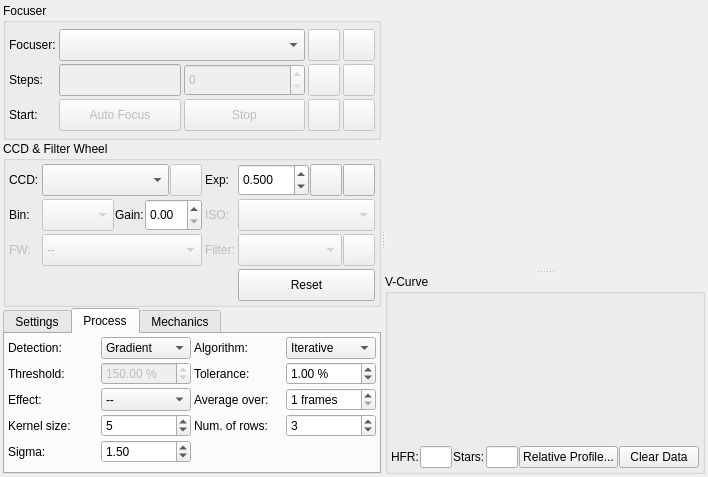
First picture: the form in kstars/ekos/focus/focus.ui, repository KDE/kstars, before the edit.
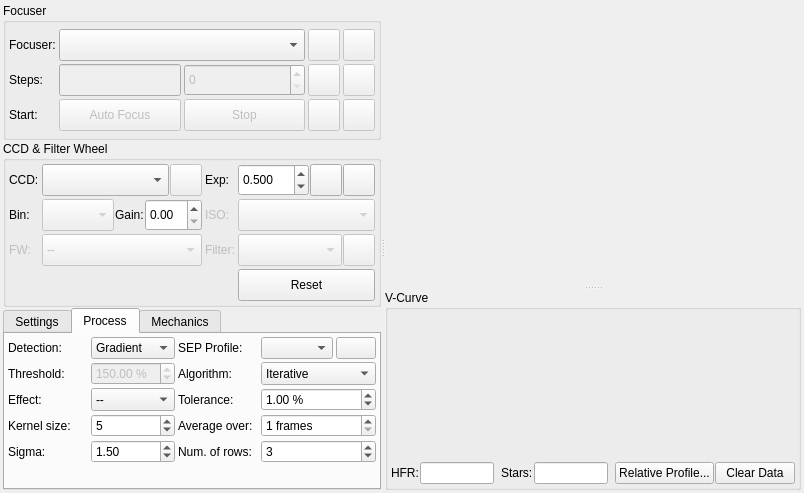
Second picture: the form after the edit. The open tabs and pages were chosen to show the change. Icons and pictures are not drawn. Custom widgets are drawn as their Qt base class.

Commit message: Enabling Options Editing with apply and OK button, Allowing chaning of options profile for focusing, deleting unused options, improving logging options, hiding solving options for focus options editinng

```diff
--- a/kstars/ekos/focus/focus.ui
+++ b/kstars/ekos/focus/focus.ui
@@ -6,8 +6,8 @@
    <rect>
     <x>0</x>
     <y>0</y>
-    <width>664</width>
-    <height>477</height>
+    <width>804</width>
+    <height>493</height>
    </rect>
   </property>
   <layout class="QVBoxLayout" name="verticalLayout">
@@ -1056,103 +1056,43 @@
              <property name="spacing">
               <number>3</number>
              </property>
-             <item row="1" column="2">
-              <widget class="QLabel" name="label_4">
+             <item row="5" column="1">
+              <widget class="QDoubleSpinBox" name="gaussianSigmaSpin">
                <property name="toolTip">
-                <string/>
-               </property>
-               <property name="text">
-                <string>Tolerance:</string>
-               </property>
-              </widget>
-             </item>
-             <item row="1" column="3">
-              <widget class="QDoubleSpinBox" name="toleranceIN">
-               <property name="sizePolicy">
-                <sizepolicy hsizetype="Minimum" vsizetype="Preferred">
-                 <horstretch>0</horstretch>
-                 <verstretch>0</verstretch>
-                </sizepolicy>
-               </property>
-               <property name="toolTip">
-                <string>Decrease value to narrow optimal focus point solution radius. Increase to expand solution radius</string>
-               </property>
-               <property name="suffix">
-                <string> %</string>
+                <string>&lt;html&gt;&lt;head/&gt;&lt;body&gt;&lt;p&gt;The gaussian blur sigma value. Used for blurring the image before for instance the Bahtinov edge detection.&lt;/p&gt;&lt;/body&gt;&lt;/html&gt;</string>
                </property>
                <property name="minimum">
-                <double>0.010000000000000</double>
+                <double>0.100000000000000</double>
                </property>
                <property name="maximum">
-                <double>20.000000000000000</double>
+                <double>10.000000000000000</double>
                </property>
                <property name="singleStep">
                 <double>0.100000000000000</double>
                </property>
                <property name="value">
-                <double>1.000000000000000</double>
+                <double>1.500000000000000</double>
                </property>
               </widget>
              </item>
-             <item row="2" column="0">
-              <widget class="QLabel" name="label_8">
+             <item row="0" column="0">
+              <widget class="QLabel" name="label_5">
                <property name="toolTip">
                 <string/>
                </property>
                <property name="text">
-                <string>Effect:</string>
+                <string>Detection:</string>
                </property>
               </widget>
              </item>
-             <item row="0" column="1">
-              <widget class="QComboBox" name="focusDetectionCombo">
-               <property name="sizePolicy">
-                <sizepolicy hsizetype="Preferred" vsizetype="Preferred">
-                 <horstretch>0</horstretch>
-                 <verstretch>0</verstretch>
-                </sizepolicy>
-               </property>
-               <property name="toolTip">
-                <string>&lt;html&gt;&lt;head/&gt;&lt;body&gt;&lt;p&gt;Star detection method:&lt;/p&gt;&lt;ul style=&quot;margin-top: 0px; margin-bottom: 0px; margin-left: 0px; margin-right: 0px; -qt-list-indent: 1;&quot;&gt;&lt;li style=&quot; margin-top:12px; margin-bottom:12px; margin-left:0px; margin-right:0px; -qt-block-indent:0; text-indent:0px;&quot;&gt;&lt;span style=&quot; font-weight:600;&quot;&gt;SEP:&lt;/span&gt; Source Extractor and Photometry, an efficient source detection method based on Source Extractor (Bertin and Arnouts 1996; Bertin 2016). See &lt;a href=&quot;https://joss.theoj.org/papers/10.21105/joss.00058.pdf&quot;&gt;&lt;span style=&quot; text-decoration: underline; color:#0000ff;&quot;&gt;SEP: Source Extractor as a library&lt;/span&gt;&lt;/a&gt; in the Journal of Open Source Software.&lt;/li&gt;&lt;li style=&quot; margin-top:12px; margin-bottom:12px; margin-left:0px; margin-right:0px; -qt-block-indent:0; text-indent:0px;&quot;&gt;&lt;span style=&quot; font-weight:600;&quot;&gt;Centroid&lt;/span&gt;: a source detection based on estimating star mass around signal peaks.&lt;/li&gt;&lt;li style=&quot; margin-top:12px; margin-bottom:12px; margin-left:0px; margin-right:0px; -qt-block-indent:0; text-indent:0px;&quot;&gt;&lt;span style=&quot; font-weight:600;&quot;&gt;Gradient&lt;/span&gt;: a single source detection based on the Sobel filter. Initial or full-field analysis will use SEP instead of this method.&lt;/li&gt;&lt;li style=&quot; margin-top:12px; margin-bottom:12px; margin-left:0px; margin-right:0px; -qt-block-indent:0; text-indent:0px;&quot;&gt;&lt;span style=&quot; font-weight:600;&quot;&gt;Threshold&lt;/span&gt;: a single source detection based on pixel values. Initial or full-field analysis will use SEP instead of this method.&lt;/li&gt;&lt;/ul&gt;&lt;/body&gt;&lt;/html&gt;</string>
-               </property>
-               <item>
-                <property name="text">
-                 <string>Gradient</string>
-                </property>
-               </item>
-               <item>
-                <property name="text">
-                 <string>Centroid</string>
-                </property>
-               </item>
-               <item>
-                <property name="text">
-                 <string>Threshold</string>
-                </property>
-               </item>
-               <item>
-                <property name="text">
-                 <string>SEP</string>
-                </property>
-               </item>
-               <item>
-                <property name="text">
-                 <string>Bahtinov</string>
-                </property>
-               </item>
-              </widget>
-             </item>
-             <item row="1" column="0">
-              <widget class="QLabel" name="label_19">
-               <property name="toolTip">
-                <string/>
-               </property>
+             <item row="5" column="3">
+              <widget class="QLabel" name="label_23">
                <property name="text">
-                <string>Threshold:</string>
+                <string>Num. of rows:</string>
                </property>
               </widget>
              </item>
-             <item row="1" column="1">
+             <item row="2" column="1">
               <widget class="QDoubleSpinBox" name="thresholdSpin">
                <property name="enabled">
                 <bool>false</bool>
@@ -1183,35 +1123,14 @@
                </property>
               </widget>
              </item>
-             <item row="0" column="3">
-              <widget class="QComboBox" name="focusAlgorithmCombo">
-               <property name="sizePolicy">
-                <sizepolicy hsizetype="Preferred" vsizetype="Preferred">
-                 <horstretch>0</horstretch>
-                 <verstretch>0</verstretch>
-                </sizepolicy>
+             <item row="5" column="0">
+              <widget class="QLabel" name="label_24">
+               <property name="text">
+                <string>Sigma:</string>
                </property>
-               <property name="toolTip">
-                <string>&lt;html&gt;&lt;head/&gt;&lt;body&gt;&lt;p&gt;Select focus process algorithm:&lt;/p&gt;&lt;ul style=&quot;margin-top: 0px; margin-bottom: 0px; margin-left: 0px; margin-right: 0px; -qt-list-indent: 1;&quot;&gt;&lt;li style=&quot; margin-top:12px; margin-bottom:0px; margin-left:0px; margin-right:0px; -qt-block-indent:0; text-indent:0px;&quot;&gt;&lt;span style=&quot; font-weight:600;&quot;&gt;Iterative&lt;/span&gt;: Moves focuser by discreet steps initially decided by the step size. Once a curve slope is calculated, further step sizes are calculated to reach optimal solution. The algorithm stops when the measured HFR is within percentage tolerance of the minimum HFR recorded in the procedure.&lt;/li&gt;&lt;li style=&quot; margin-top:0px; margin-bottom:0px; margin-left:0px; margin-right:0px; -qt-block-indent:0; text-indent:0px;&quot;&gt;&lt;span style=&quot; font-weight:600;&quot;&gt;Polynomial&lt;/span&gt;: Starts with iterative method. Upon crossing to the other side of the V-Curve, polynomial fitting coefficients along with possible minimum solution are calculated. This algorithm can be faster than purely iterative approach given a good data set.&lt;/li&gt;&lt;li style=&quot; margin-top:0px; margin-bottom:12px; margin-left:0px; margin-right:0px; -qt-block-indent:0; text-indent:0px;&quot;&gt;&lt;span style=&quot; font-weight:600;&quot;&gt;Linear&lt;/span&gt;: Samples focus inward in a regular fashion, using 2 passes. The algorithm can be slow, but it is more resilient to backlash. Start with the focuser positioned near good focus. Set Initial Step Size and Max Travel for the desired sampling interval and range around start focus position. Tolerance should be around 5%.&lt;/li&gt;&lt;/ul&gt;&lt;/body&gt;&lt;/html&gt;</string>
-               </property>
-               <item>
-                <property name="text">
-                 <string>Iterative</string>
-                </property>
-               </item>
-               <item>
-                <property name="text">
-                 <string>Polynomial</string>
-                </property>
-               </item>
-               <item>
-                <property name="text">
-                 <string>Linear</string>
-                </property>
-               </item>
               </widget>
              </item>
-             <item row="0" column="2">
+             <item row="2" column="3">
               <widget class="QLabel" name="label_21">
                <property name="toolTip">
                 <string/>
@@ -1221,17 +1140,36 @@
                </property>
               </widget>
              </item>
-             <item row="0" column="0">
-              <widget class="QLabel" name="label_5">
+             <item row="3" column="0">
+              <widget class="QLabel" name="label_8">
                <property name="toolTip">
                 <string/>
                </property>
                <property name="text">
-                <string>Detection:</string>
+                <string>Effect:</string>
                </property>
               </widget>
              </item>
-             <item row="2" column="1">
+             <item row="5" column="4">
+              <widget class="QSpinBox" name="multiRowAverageSpin">
+               <property name="toolTip">
+                <string>&lt;html&gt;&lt;head/&gt;&lt;body&gt;&lt;p&gt;Combine this number of rows in the Bahtinov max average calculation. Change this value might help to match the Bahtinov lines on the star pattern more accurate.&lt;/p&gt;&lt;/body&gt;&lt;/html&gt;</string>
+               </property>
+               <property name="minimum">
+                <number>1</number>
+               </property>
+               <property name="maximum">
+                <number>15</number>
+               </property>
+               <property name="singleStep">
+                <number>2</number>
+               </property>
+               <property name="value">
+                <number>3</number>
+               </property>
+              </widget>
+             </item>
+             <item row="3" column="1">
               <widget class="QComboBox" name="filterCombo">
                <property name="sizePolicy">
                 <sizepolicy hsizetype="Preferred" vsizetype="Preferred">
@@ -1249,7 +1187,7 @@
                </item>
               </widget>
              </item>
-             <item row="2" column="2">
+             <item row="4" column="3">
               <widget class="QLabel" name="label_3">
                <property name="toolTip">
                 <string/>
@@ -1259,7 +1197,64 @@
                </property>
               </widget>
              </item>
-             <item row="2" column="3">
+             <item row="2" column="0">
+              <widget class="QLabel" name="label_19">
+               <property name="toolTip">
+                <string/>
+               </property>
+               <property name="text">
+                <string>Threshold:</string>
+               </property>
+              </widget>
+             </item>
+             <item row="4" column="1">
+              <widget class="QSpinBox" name="gaussianKernelSizeSpin">
+               <property name="toolTip">
+                <string>&lt;html&gt;&lt;head/&gt;&lt;body&gt;&lt;p&gt;The gaussian blur kernel size. Used for blurring the image before for instance the Bahtinov edge detection.&lt;/p&gt;&lt;/body&gt;&lt;/html&gt;</string>
+               </property>
+               <property name="minimum">
+                <number>3</number>
+               </property>
+               <property name="maximum">
+                <number>15</number>
+               </property>
+               <property name="singleStep">
+                <number>2</number>
+               </property>
+               <property name="value">
+                <number>5</number>
+               </property>
+              </widget>
+             </item>
+             <item row="2" column="4">
+              <widget class="QComboBox" name="focusAlgorithmCombo">
+               <property name="sizePolicy">
+                <sizepolicy hsizetype="Preferred" vsizetype="Preferred">
+                 <horstretch>0</horstretch>
+                 <verstretch>0</verstretch>
+                </sizepolicy>
+               </property>
+               <property name="toolTip">
+                <string>&lt;html&gt;&lt;head/&gt;&lt;body&gt;&lt;p&gt;Select focus process algorithm:&lt;/p&gt;&lt;ul style=&quot;margin-top: 0px; margin-bottom: 0px; margin-left: 0px; margin-right: 0px; -qt-list-indent: 1;&quot;&gt;&lt;li style=&quot; margin-top:12px; margin-bottom:0px; margin-left:0px; margin-right:0px; -qt-block-indent:0; text-indent:0px;&quot;&gt;&lt;span style=&quot; font-weight:600;&quot;&gt;Iterative&lt;/span&gt;: Moves focuser by discreet steps initially decided by the step size. Once a curve slope is calculated, further step sizes are calculated to reach optimal solution. The algorithm stops when the measured HFR is within percentage tolerance of the minimum HFR recorded in the procedure.&lt;/li&gt;&lt;li style=&quot; margin-top:0px; margin-bottom:0px; margin-left:0px; margin-right:0px; -qt-block-indent:0; text-indent:0px;&quot;&gt;&lt;span style=&quot; font-weight:600;&quot;&gt;Polynomial&lt;/span&gt;: Starts with iterative method. Upon crossing to the other side of the V-Curve, polynomial fitting coefficients along with possible minimum solution are calculated. This algorithm can be faster than purely iterative approach given a good data set.&lt;/li&gt;&lt;li style=&quot; margin-top:0px; margin-bottom:12px; margin-left:0px; margin-right:0px; -qt-block-indent:0; text-indent:0px;&quot;&gt;&lt;span style=&quot; font-weight:600;&quot;&gt;Linear&lt;/span&gt;: Samples focus inward in a regular fashion, using 2 passes. The algorithm can be slow, but it is more resilient to backlash. Start with the focuser positioned near good focus. Set Initial Step Size and Max Travel for the desired sampling interval and range around start focus position. Tolerance should be around 5%.&lt;/li&gt;&lt;/ul&gt;&lt;/body&gt;&lt;/html&gt;</string>
+               </property>
+               <item>
+                <property name="text">
+                 <string>Iterative</string>
+                </property>
+               </item>
+               <item>
+                <property name="text">
+                 <string>Polynomial</string>
+                </property>
+               </item>
+               <item>
+                <property name="text">
+                 <string>Linear</string>
+                </property>
+               </item>
+              </widget>
+             </item>
+             <item row="4" column="4">
               <widget class="QSpinBox" name="focusFramesSpin">
                <property name="sizePolicy">
                 <sizepolicy hsizetype="Minimum" vsizetype="Preferred">
@@ -1278,84 +1273,113 @@
                </property>
               </widget>
              </item>
-             <item row="3" column="0">
+             <item row="0" column="1">
+              <widget class="QComboBox" name="focusDetectionCombo">
+               <property name="sizePolicy">
+                <sizepolicy hsizetype="Preferred" vsizetype="Preferred">
+                 <horstretch>0</horstretch>
+                 <verstretch>0</verstretch>
+                </sizepolicy>
+               </property>
+               <property name="toolTip">
+                <string>&lt;html&gt;&lt;head/&gt;&lt;body&gt;&lt;p&gt;Star detection method:&lt;/p&gt;&lt;ul style=&quot;margin-top: 0px; margin-bottom: 0px; margin-left: 0px; margin-right: 0px; -qt-list-indent: 1;&quot;&gt;&lt;li style=&quot; margin-top:12px; margin-bottom:12px; margin-left:0px; margin-right:0px; -qt-block-indent:0; text-indent:0px;&quot;&gt;&lt;span style=&quot; font-weight:600;&quot;&gt;SEP:&lt;/span&gt; Source Extractor and Photometry, an efficient source detection method based on Source Extractor (Bertin and Arnouts 1996; Bertin 2016). See &lt;a href=&quot;https://joss.theoj.org/papers/10.21105/joss.00058.pdf&quot;&gt;&lt;span style=&quot; text-decoration: underline; color:#0000ff;&quot;&gt;SEP: Source Extractor as a library&lt;/span&gt;&lt;/a&gt; in the Journal of Open Source Software.&lt;/li&gt;&lt;li style=&quot; margin-top:12px; margin-bottom:12px; margin-left:0px; margin-right:0px; -qt-block-indent:0; text-indent:0px;&quot;&gt;&lt;span style=&quot; font-weight:600;&quot;&gt;Centroid&lt;/span&gt;: a source detection based on estimating star mass around signal peaks.&lt;/li&gt;&lt;li style=&quot; margin-top:12px; margin-bottom:12px; margin-left:0px; margin-right:0px; -qt-block-indent:0; text-indent:0px;&quot;&gt;&lt;span style=&quot; font-weight:600;&quot;&gt;Gradient&lt;/span&gt;: a single source detection based on the Sobel filter. Initial or full-field analysis will use SEP instead of this method.&lt;/li&gt;&lt;li style=&quot; margin-top:12px; margin-bottom:12px; margin-left:0px; margin-right:0px; -qt-block-indent:0; text-indent:0px;&quot;&gt;&lt;span style=&quot; font-weight:600;&quot;&gt;Threshold&lt;/span&gt;: a single source detection based on pixel values. Initial or full-field analysis will use SEP instead of this method.&lt;/li&gt;&lt;/ul&gt;&lt;/body&gt;&lt;/html&gt;</string>
+               </property>
+               <item>
+                <property name="text">
+                 <string>Gradient</string>
+                </property>
+               </item>
+               <item>
+                <property name="text">
+                 <string>Centroid</string>
+                </property>
+               </item>
+               <item>
+                <property name="text">
+                 <string>Threshold</string>
+                </property>
+               </item>
+               <item>
+                <property name="text">
+                 <string>SEP</string>
+                </property>
+               </item>
+               <item>
+                <property name="text">
+                 <string>Bahtinov</string>
+                </property>
+               </item>
+              </widget>
+             </item>
+             <item row="4" column="0">
               <widget class="QLabel" name="label_20">
                <property name="text">
                 <string>Kernel size:</string>
                </property>
               </widget>
              </item>
-             <item row="3" column="1">
-              <widget class="QSpinBox" name="gaussianKernelSizeSpin">
+             <item row="3" column="4">
+              <widget class="QDoubleSpinBox" name="toleranceIN">
+               <property name="sizePolicy">
+                <sizepolicy hsizetype="Minimum" vsizetype="Preferred">
+                 <horstretch>0</horstretch>
+                 <verstretch>0</verstretch>
+                </sizepolicy>
+               </property>
                <property name="toolTip">
-                <string>&lt;html&gt;&lt;head/&gt;&lt;body&gt;&lt;p&gt;The gaussian blur kernel size. Used for blurring the image before for instance the Bahtinov edge detection.&lt;/p&gt;&lt;/body&gt;&lt;/html&gt;</string>
+                <string>Decrease value to narrow optimal focus point solution radius. Increase to expand solution radius</string>
+               </property>
+               <property name="suffix">
+                <string> %</string>
                </property>
                <property name="minimum">
-                <number>3</number>
+                <double>0.010000000000000</double>
                </property>
                <property name="maximum">
-                <number>15</number>
+                <double>20.000000000000000</double>
                </property>
                <property name="singleStep">
                 <number>2</number>
                </property>
                <property name="value">
-                <number>5</number>
-               </property>
-              </widget>
-             </item>
-             <item row="3" column="2">
-              <widget class="QLabel" name="label_23">
-               <property name="text">
-                <string>Num. of rows:</string>
-               </property>
-              </widget>
-             </item>
-             <item row="4" column="0">
-              <widget class="QLabel" name="label_24">
-               <property name="text">
-                <string>Sigma:</string>
+                <double>1.000000000000000</double>
                </property>
               </widget>
              </item>
              <item row="3" column="3">
-              <widget class="QSpinBox" name="multiRowAverageSpin">
+              <widget class="QLabel" name="label_4">
                <property name="toolTip">
                 <string>&lt;html&gt;&lt;head/&gt;&lt;body&gt;&lt;p&gt;Combine this number of rows in the Bahtinov max average calculation. Change this value might help to match the Bahtinov lines on the star pattern more accurate.&lt;/p&gt;&lt;/body&gt;&lt;/html&gt;</string>
                </property>
-               <property name="minimum">
-                <number>1</number>
+               <property name="text">
+                <string>Tolerance:</string>
                </property>
-               <property name="maximum">
-                <number>15</number>
-               </property>
-               <property name="singleStep">
-                <number>2</number>
-               </property>
-               <property name="value">
-                <number>3</number>
-               </property>
               </widget>
              </item>
-             <item row="4" column="1">
-              <widget class="QDoubleSpinBox" name="gaussianSigmaSpin">
+             <item row="0" column="3">
+              <widget class="QLabel" name="label_25">
                <property name="toolTip">
                 <string>&lt;html&gt;&lt;head/&gt;&lt;body&gt;&lt;p&gt;The gaussian blur sigma value. Used for blurring the image before for instance the Bahtinov edge detection.&lt;/p&gt;&lt;/body&gt;&lt;/html&gt;</string>
                </property>
-               <property name="minimum">
-                <double>0.100000000000000</double>
+               <property name="text">
+                <string>SEP Profile:</string>
                </property>
-               <property name="maximum">
-                <double>10.000000000000000</double>
-               </property>
-               <property name="singleStep">
-                <double>0.100000000000000</double>
-               </property>
-               <property name="value">
-                <double>1.500000000000000</double>
-               </property>
               </widget>
              </item>
+             <item row="0" column="4">
+              <layout class="QHBoxLayout" name="horizontalLayout_6">
+               <item>
+                <widget class="QComboBox" name="focusOptionsProfiles"/>
+               </item>
+               <item>
+                <widget class="QPushButton" name="editFocusProfile">
+                 <property name="text">
+                  <string/>
+                 </property>
+                </widget>
+               </item>
+              </layout>
+             </item>
             </layout>
            </item>
            <item>
```
Left out of the diff: 17 changed lines with no effect on the pictures. The commit also changes 11 other files.
